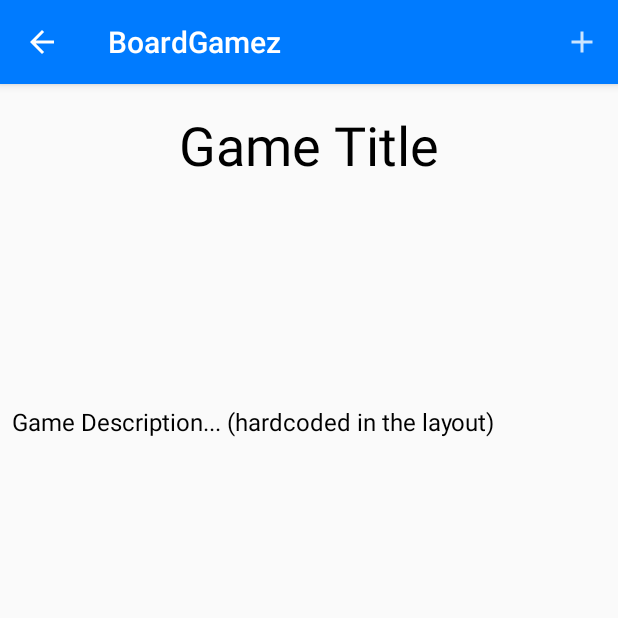
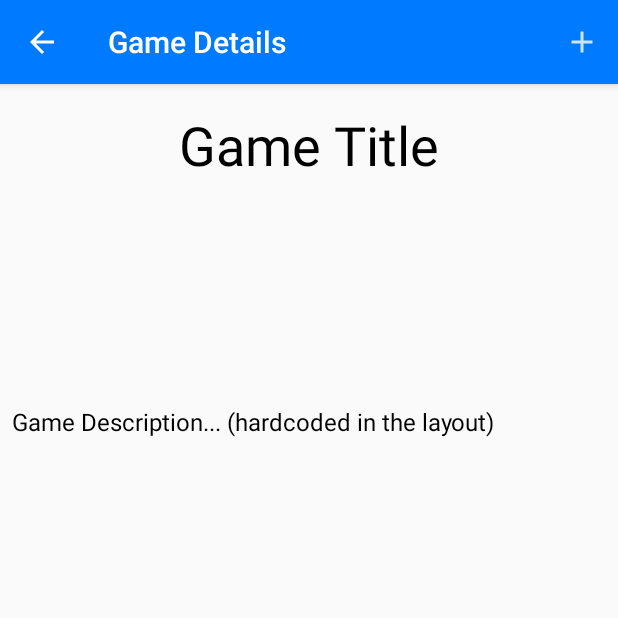
Before and after one commit to osu-cs492-w20/final-project-boardgamez, an Android app: the GameDetailedActivity screen opened directly, with no data from a screen before it, on a phone screen of 412 x 824 dp, the top half of it. Run offline under Robolectric (Android 15) with nearby library versions, the light colour scheme and no system bars; our stand-ins replace Room's generated code; pictures from the network do not load; 1 statement that could not run was skipped.

Commit message:
Set toolbar titles depending on activity

```diff
--- a/app/src/main/java/com/example/final_project_boardgamez/GameDetailedActivity.java
+++ b/app/src/main/java/com/example/final_project_boardgamez/GameDetailedActivity.java
@@ -34,6 +34,7 @@ public class GameDetailedActivity extends AppCompatActivity {
 
         getSupportActionBar().setHomeButtonEnabled(true);
         getSupportActionBar().setDisplayHomeAsUpEnabled(true);
+        getSupportActionBar().setTitle("Game Details");
 
         mSavedGamesViewModel = new ViewModelProvider(
                 this,
--- a/app/src/main/java/com/example/final_project_boardgamez/SearchActivity.java
+++ b/app/src/main/java/com/example/final_project_boardgamez/SearchActivity.java
@@ -41,6 +41,8 @@ public class SearchActivity extends AppCompatActivity implements GameManagerAdap
         super.onCreate(savedInstanceState);
         Log.d(TAG, "SearchActivity: CREATING... ");
         setContentView(R.layout.activity_search);
+
+        getSupportActionBar().setTitle("Discover Games");
 
         mGamesViewModel = new GamesViewModel();
         mGameAdapter = new GameManagerAdapter(this);
--- a/app/src/main/res/layout/activity_main.xml
+++ b/app/src/main/res/layout/activity_main.xml
@@ -1,6 +1,7 @@
 <?xml version="1.0" encoding="utf-8"?>
 <LinearLayout xmlns:android="http://schemas.android.com/apk/res/android"
     xmlns:tools="http://schemas.android.com/tools"
+    xmlns:app="http://schemas.android.com/apk/res-auto"
     android:orientation="vertical"
     android:layout_width="match_parent"
     android:layout_height="match_parent"
@@ -11,6 +12,7 @@
         android:layout_width="match_parent"
         android:layout_height="?attr/actionBarSize"
         android:background="@color/colorPrimary"
+        app:title="My Collection"
         android:elevation="4dp"
         android:theme="@style/ThemeOverlay.AppCompat.Dark"/>
 
```
